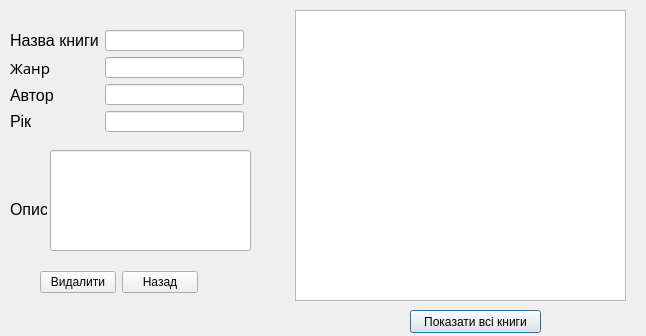
Qt form courses/prog_base_3/project/Kyrs/deletebook.ui (antonmazun/gogog) before a commit.
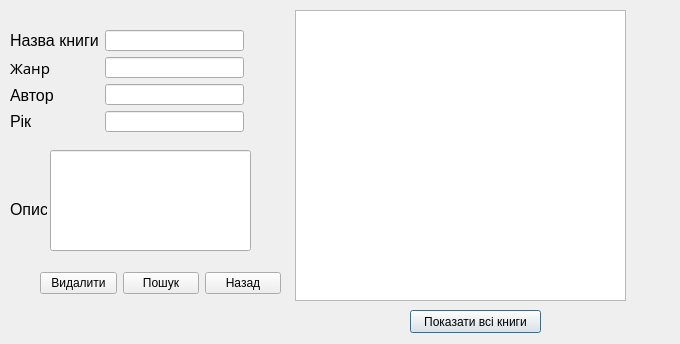
The same form after that commit.

```diff
--- a/courses/prog_base_3/project/Kyrs/deletebook.ui
+++ b/courses/prog_base_3/project/Kyrs/deletebook.ui
@@ -6,8 +6,8 @@
    <rect>
     <x>0</x>
     <y>0</y>
-    <width>646</width>
-    <height>336</height>
+    <width>680</width>
+    <height>344</height>
    </rect>
   </property>
   <property name="windowTitle">
@@ -145,20 +145,31 @@
     </item>
    </layout>
   </widget>
-  <widget class="QWidget" name="layoutWidget">
+  <widget class="QWidget" name="">
    <property name="geometry">
     <rect>
      <x>40</x>
      <y>270</y>
-     <width>158</width>
-     <height>25</height>
+     <width>241</width>
+     <height>27</height>
     </rect>
    </property>
+   <layout class="QHBoxLayout" name="horizontalLayout_3">
+    <item>
    <layout class="QHBoxLayout" name="horizontalLayout_2">
     <item>
      <widget class="QPushButton" name="pushButton_delete">
       <property name="text">
        <string>Видалити</string>
+        </property>
+       </widget>
+      </item>
+     </layout>
+    </item>
+    <item>
+     <widget class="QPushButton" name="pushButton">
+      <property name="text">
+       <string>Пошук</string>
       </property>
      </widget>
     </item>
```
Lines whose indentation alone changed are shown as unchanged.
